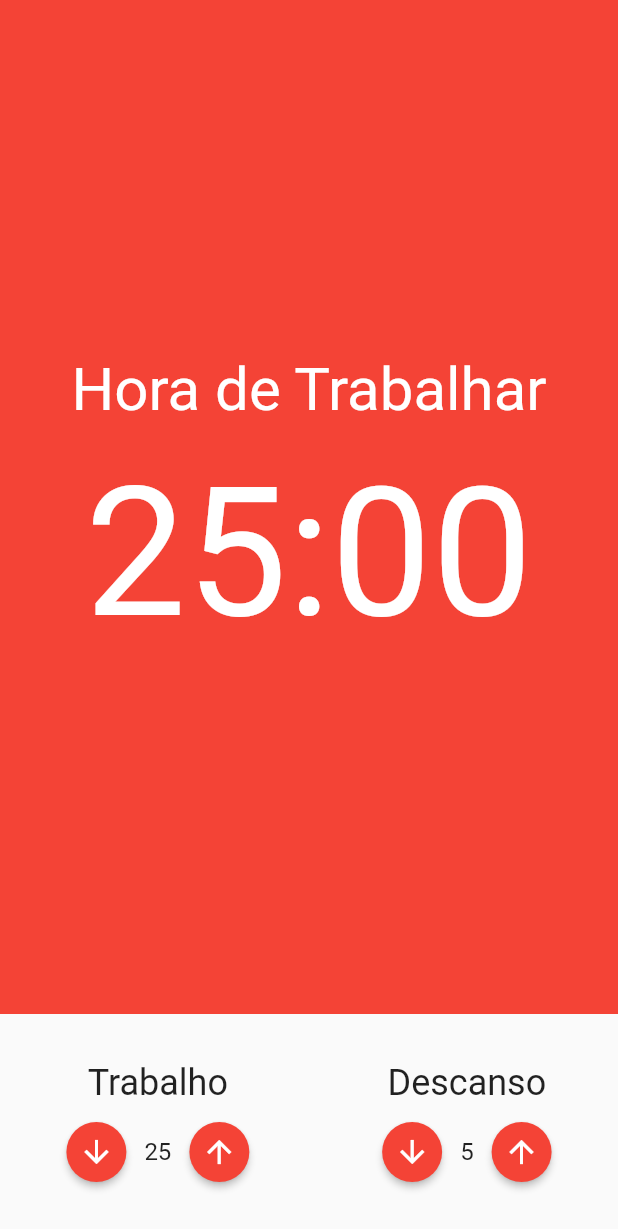
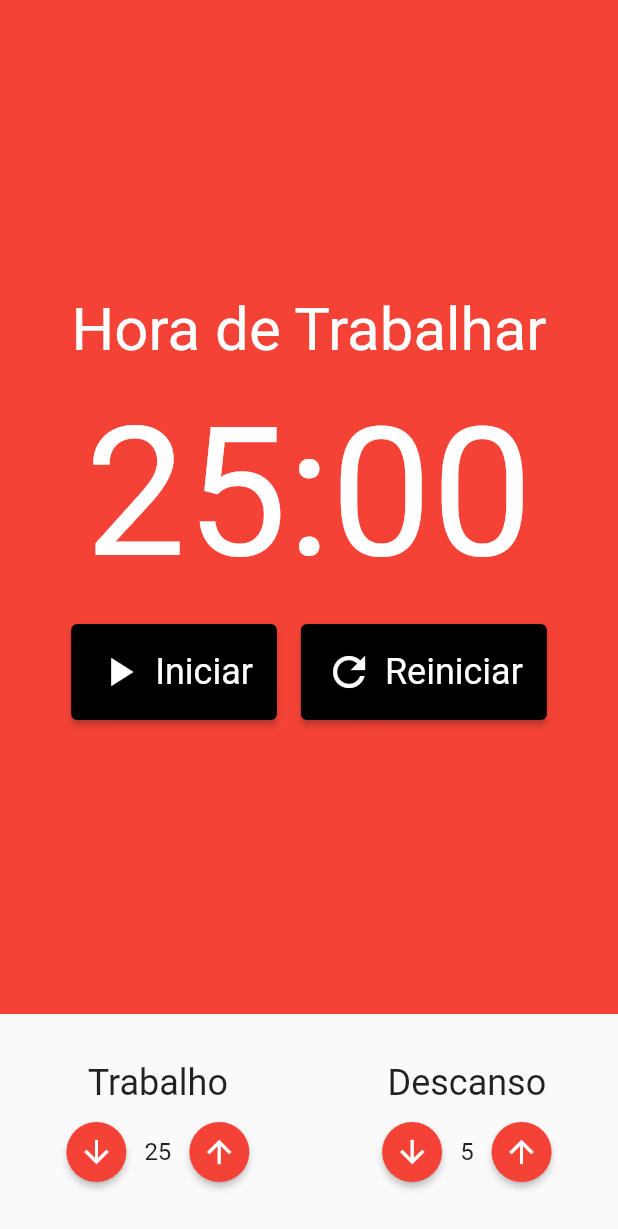
Before and after one commit to xandefreitas/MobX_Pomodoro, a Flutter app: the screen it shows after launch, on a phone screen of 412 x 824 dp. Shown: the top 1229 px of the screen. Run offline on Flutter 3.47's test engine with Material 2 defaults, Android fonts, the phone set to English and light mode, and no system bars.

Commit message:
462. Componente Botão Cronômetro

```diff
--- /dev/null
+++ b/lib/components/botao_cronometro.dart
@@ -0,0 +1,32 @@
+import 'package:flutter/material.dart';
+
+class BotaoCronometro extends StatelessWidget {
+  final IconData icone;
+  final String texto;
+  const BotaoCronometro({
+    Key? key,
+    required this.icone,
+    required this.texto,
+  }) : super(key: key);
+
+  @override
+  Widget build(BuildContext context) {
+    return ElevatedButton(
+      style: ElevatedButton.styleFrom(
+        primary: Colors.black,
+        padding: EdgeInsets.all(16),
+        textStyle: TextStyle(fontSize: 24),
+      ),
+      onPressed: () {},
+      child: Row(
+        children: [
+          Padding(
+            padding: const EdgeInsets.only(right: 8.0),
+            child: Icon(icone, size: 32),
+          ),
+          Text(texto),
+        ],
+      ),
+    );
+  }
+}
--- /dev/null
+++ b/lib/components/botao_entrada_tempo.dart
@@ -0,0 +1,22 @@
+import 'package:flutter/material.dart';
+
+class BotaoEntradaTempo extends StatelessWidget {
+  final IconData icone;
+  const BotaoEntradaTempo({
+    Key? key,
+    required this.icone,
+  }) : super(key: key);
+
+  @override
+  Widget build(BuildContext context) {
+    return ElevatedButton(
+      onPressed: () {},
+      child: Icon(icone),
+      style: ElevatedButton.styleFrom(
+        shape: CircleBorder(),
+        padding: EdgeInsets.all(8),
+        primary: Colors.red,
+      ),
+    );
+  }
+}
--- a/lib/components/cronometro.dart
+++ b/lib/components/cronometro.dart
@@ -1,4 +1,5 @@
 import 'package:flutter/material.dart';
+import 'package:flutter_mobx_pomodoro/components/botao_cronometro.dart';
 
 class Cronometro extends StatelessWidget {
   const Cronometro({Key? key}) : super(key: key);
@@ -24,6 +25,24 @@ class Cronometro extends StatelessWidget {
               fontSize: 120,
               color: Colors.white,
             ),
+          ),
+          SizedBox(height: 16),
+          Row(
+            mainAxisAlignment: MainAxisAlignment.center,
+            children: [
+              Padding(
+                padding: const EdgeInsets.only(right: 8.0),
+                child: BotaoCronometro(icone: Icons.play_arrow, texto: 'Iniciar'),
+              ),
+              // Padding(
+              //   padding: const EdgeInsets.only(right:8.0),
+              //   child: BotaoCronometro(icone: Icons.stop, texto: 'Parar'),
+              // ),
+              Padding(
+                padding: const EdgeInsets.only(left: 8.0),
+                child: BotaoCronometro(icone: Icons.refresh, texto: 'Reiniciar'),
+              ),
+            ],
           )
         ],
       ),
--- a/lib/components/entrada_tempo.dart
+++ b/lib/components/entrada_tempo.dart
@@ -1,4 +1,6 @@
 import 'package:flutter/material.dart';
+
+import 'botao_entrada_tempo.dart';
 
 class EntradaTempo extends StatelessWidget {
   final String titulo;
@@ -22,28 +24,12 @@ class EntradaTempo extends StatelessWidget {
         Row(
           mainAxisAlignment: MainAxisAlignment.center,
           children: [
-            ElevatedButton(
-              onPressed: () {},
-              child: Icon(Icons.arrow_downward),
-              style: ElevatedButton.styleFrom(
-                shape: CircleBorder(),
-                padding: EdgeInsets.all(8),
-                primary: Colors.red,
-              ),
-            ),
+            BotaoEntradaTempo(icone: Icons.arrow_downward),
             Text(
               valor.toString(),
               style: TextStyle(fontSize: 16),
             ),
-            ElevatedButton(
-              onPressed: () {},
-              child: Icon(Icons.arrow_upward),
-              style: ElevatedButton.styleFrom(
-                shape: CircleBorder(),
-                padding: EdgeInsets.all(8),
-                primary: Colors.red,
-              ),
-            ),
+            BotaoEntradaTempo(icone: Icons.arrow_upward),
           ],
         ),
       ],
```
